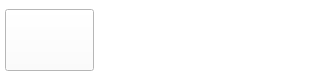
This is mini-app.ui in Monsets/Eva as Qt 5 draws it before an edit. The edited form follows.
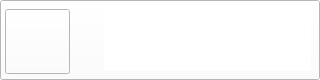
This is the edited form. Icons and pictures are not drawn.

Patch:
```diff
--- a/mini-app.ui
+++ b/mini-app.ui
@@ -34,8 +34,8 @@
                     <rect>
                         <x>5</x>
                         <y>9</y>
-                        <width>89</width>
-                        <height>62</height>
+      <width>65</width>
+      <height>65</height>
                     </rect>
                 </property>
                 <property name="autoFillBackground">
@@ -70,6 +70,22 @@
                     <bool>true</bool>
                 </property>
             </widget>
+   <widget class="QPushButton" name="mini_app_back">
+    <property name="geometry">
+     <rect>
+      <x>0</x>
+      <y>0</y>
+      <width>320</width>
+      <height>80</height>
+     </rect>
+    </property>
+    <property name="text">
+     <string>PushButton</string>
+    </property>
+   </widget>
+   <zorder>mini_app_back</zorder>
+   <zorder>Button_Recognize</zorder>
+   <zorder>Text_RecognizedCommand</zorder>
         </widget>
     </widget>
     <resources/>
```
Left out of the diff: 4 changed lines with no effect on the pictures. Lines whose indentation alone changed are shown as unchanged.
